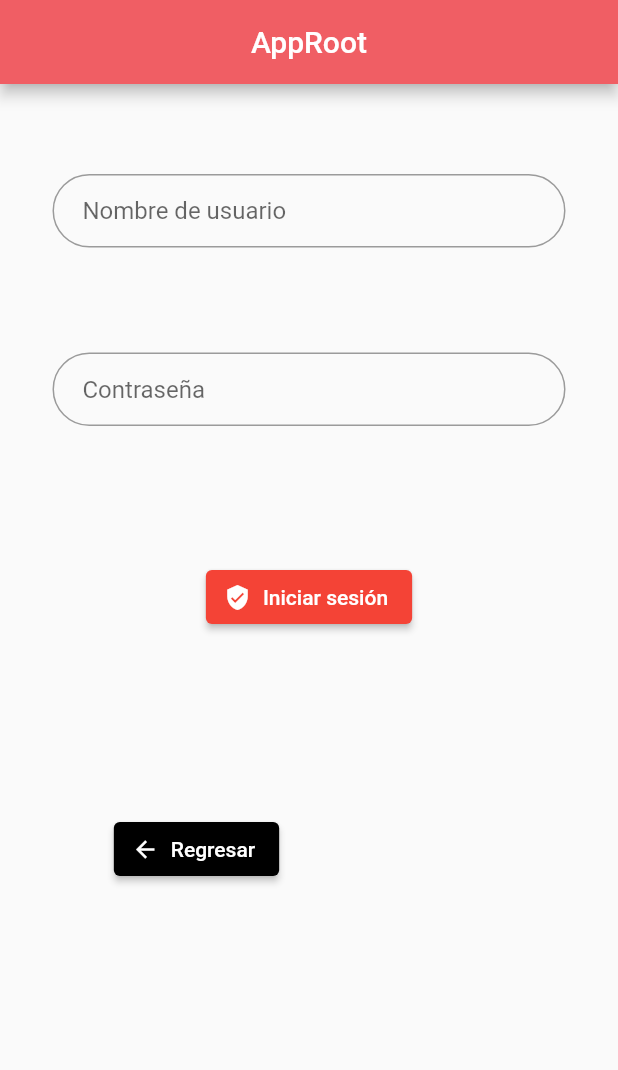
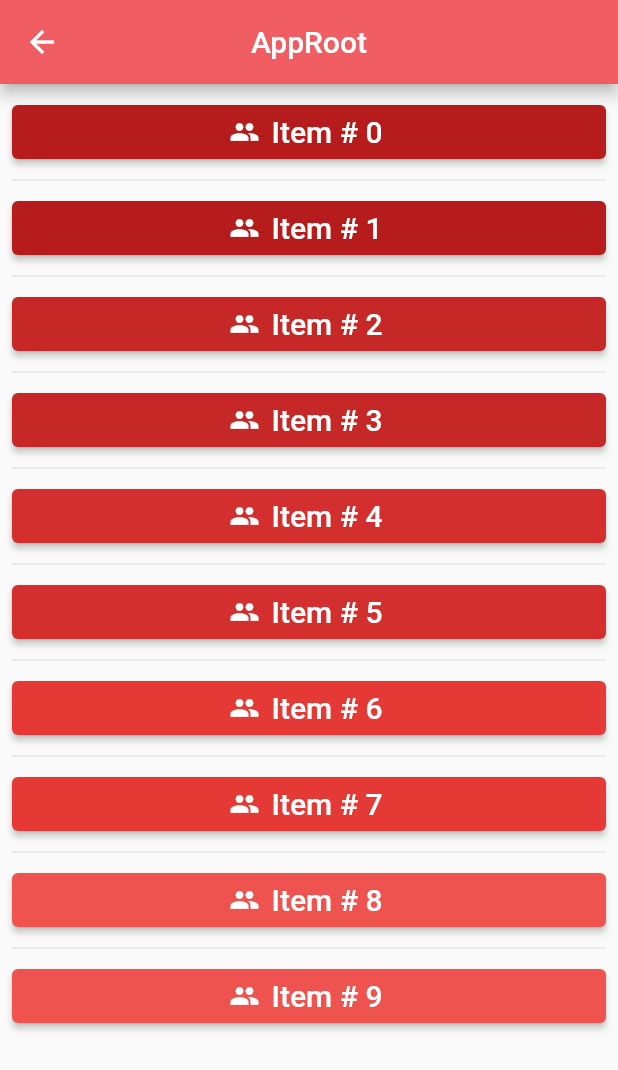
Before and after one commit to SalimVazquez/flutter-app1, a Flutter app: the Login screen opened by its route, after a tap on "Iniciar sesión", on a phone screen of 412 x 824 dp. Shown: the top 1070 px of the screen. Run offline on Flutter 3.47's test engine with Material 2 defaults, Android fonts, the phone set to English and light mode, and no system bars.

Commit message:
add Index Users page

```diff
--- a/lib/main.dart
+++ b/lib/main.dart
@@ -4,7 +4,11 @@ void main() {
   runApp(MaterialApp(
     title: 'AppRoot',
     initialRoute: '/',
-    routes: {'/': (context) => Welcome(), '/login': (context) => Login()},
+    routes: {
+      '/': (context) => Welcome(),
+      '/login': (context) => Login(),
+      '/index': (context) => Index()
+    },
   ));
 }
 
@@ -57,10 +61,10 @@ class Login extends StatelessWidget {
         backgroundColor: Color.fromRGBO(240, 94, 100, 1),
         automaticallyImplyLeading: false,
       ),
-      body: Center(
+      body: SingleChildScrollView(
           child: Column(children: <Widget>[
         Padding(
-          padding: EdgeInsets.fromLTRB(35, 60, 35, 0),
+          padding: EdgeInsets.fromLTRB(35, 70, 35, 0),
           child: TextField(
             obscureText: false,
             decoration: InputDecoration(
@@ -72,7 +76,7 @@ class Login extends StatelessWidget {
           ),
         ),
         Padding(
-            padding: EdgeInsets.fromLTRB(35, 70, 35, 0),
+            padding: EdgeInsets.fromLTRB(35, 40, 35, 0),
             child: TextField(
               obscureText: true,
               decoration: InputDecoration(
@@ -83,17 +87,19 @@ class Login extends StatelessWidget {
                       borderRadius: BorderRadius.circular(32.0))),
             )),
         Padding(
-            padding: EdgeInsets.fromLTRB(50, 90, 50, 0),
+            padding: EdgeInsets.fromLTRB(50, 50, 50, 0),
             child: ElevatedButton.icon(
               style: ButtonStyle(
                   backgroundColor:
                       MaterialStateProperty.all<Color>(Colors.red)),
-              onPressed: () {},
+              onPressed: () {
+                Navigator.pushNamed(context, '/index');
+              },
               icon: Icon(Icons.verified_user, size: 18),
               label: Text("Iniciar sesión"),
             )),
         Padding(
-            padding: EdgeInsets.fromLTRB(0, 120, 150, 0),
+            padding: EdgeInsets.fromLTRB(0, 280, 150, 0),
             child: ElevatedButton.icon(
               style: ButtonStyle(
                   backgroundColor:
@@ -108,3 +114,50 @@ class Login extends StatelessWidget {
     );
   }
 }
+
+class Index extends StatelessWidget {
+  final entries = List<String>.generate(10, (index) => "# $index");
+  final List<int> colorCodes = <int>[
+    900,
+    900,
+    800,
+    800,
+    700,
+    700,
+    600,
+    600,
+    400,
+    400
+  ];
+  @override
+  Widget build(BuildContext context) {
+    return Scaffold(
+        appBar: AppBar(
+          title: Text('AppRoot'),
+          centerTitle: true,
+          backgroundColor: Color.fromRGBO(240, 94, 100, 1),
+        ),
+        body: ListView.separated(
+          padding: const EdgeInsets.all(8),
+          itemCount: entries.length,
+          itemBuilder: (BuildContext context, int index) {
+            return ElevatedButton.icon(
+              style: ButtonStyle(
+                  backgroundColor: MaterialStateProperty.all<Color>(
+                      Colors.red[colorCodes[index]])),
+              onPressed: () {
+                return Scaffold.of(context).showSnackBar(
+                    SnackBar(content: Text('Clicked ${entries[index]}')));
+              },
+              icon: Icon(Icons.people, size: 20),
+              label: Text(
+                'Item ${entries[index]}',
+                style: TextStyle(fontSize: 20),
+              ),
+            );
+          },
+          separatorBuilder: (BuildContext context, int index) =>
+              const Divider(),
+        ));
+  }
+}
```
